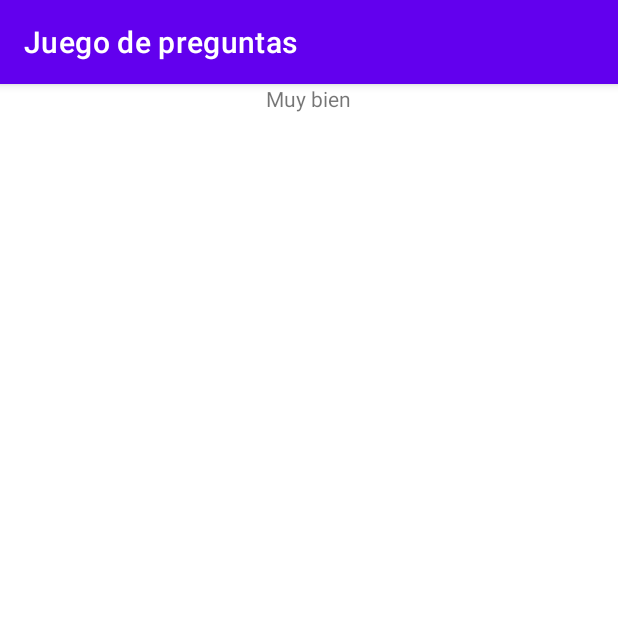
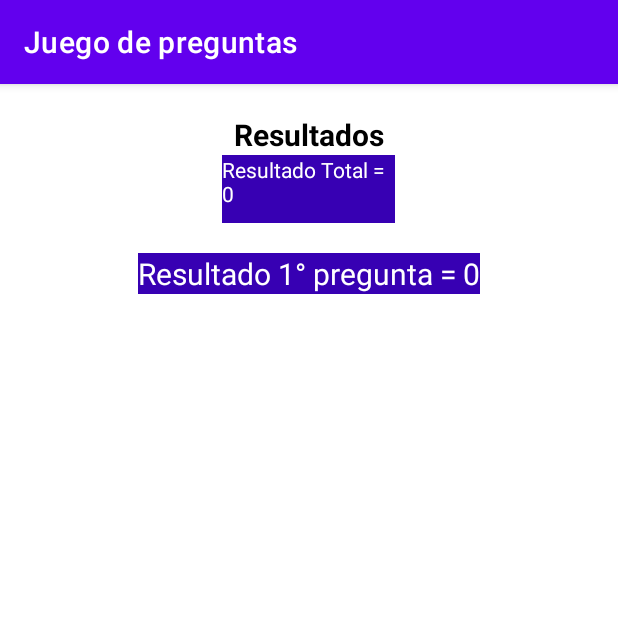
Before and after one commit to felipe3-A/JuegodePreguntas, an Android app: the MainActivity6 screen opened directly, with no data from a screen before it, on a phone screen of 412 x 824 dp, the top half of it. Run offline under Robolectric (Android 15) with nearby library versions, the phone set to English and light mode, and no system bars.

Commit message:
Ya funciona los calculadores finales y el primero

```diff
--- a/app/src/main/java/com/felipe/juegodepreguntas/MainActivity3.java
+++ b/app/src/main/java/com/felipe/juegodepreguntas/MainActivity3.java
@@ -43,6 +43,8 @@ RadioButton pre4_3;
                         break;
                     case R.id.res43:
                         Toast.makeText(MainActivity3.this, "Correcto", Toast.LENGTH_SHORT).show();
+                        MainActivity.puntos=MainActivity.puntos+3;
+
                         //Si seleciona esta respuesta lo dirige la siguiente Vista
                         Intent intento = new Intent(MainActivity3.this,MainActivity4.class);
                         startActivity(intento);
--- a/app/src/main/java/com/felipe/juegodepreguntas/MainActivity4.java
+++ b/app/src/main/java/com/felipe/juegodepreguntas/MainActivity4.java
@@ -33,6 +33,8 @@ RadioButton op4_4;
                 switch (i){
                     case R.id.res14:
                         Toast.makeText(MainActivity4.this, "¡Correcto!", Toast.LENGTH_SHORT).show();
+                        MainActivity.puntos=MainActivity.puntos+3;
+
                         Intent fin = new Intent(MainActivity4.this,MainActivity5.class);
                         startActivity(fin);
                         break;
--- a/app/src/main/java/com/felipe/juegodepreguntas/MainActivity6.java
+++ b/app/src/main/java/com/felipe/juegodepreguntas/MainActivity6.java
@@ -1,14 +1,39 @@
 package com.felipe.juegodepreguntas;
 
+import static com.felipe.juegodepreguntas.MainActivity.puntos1;
+
+import androidx.annotation.NonNull;
 import androidx.appcompat.app.AppCompatActivity;
 
 import android.os.Bundle;
+import android.view.MenuItem;
+import android.widget.RadioButton;
+import android.widget.RadioGroup;
+import android.widget.TextView;
+import android.widget.Toast;
 
 public class MainActivity6 extends AppCompatActivity {
 
+    TextView resultado;
+    TextView pre1;
     @Override
     protected void onCreate(Bundle savedInstanceState) {
         super.onCreate(savedInstanceState);
         setContentView(R.layout.activity_main6);
+referenciar();
     }
+
+    private void referenciar() {
+        resultado=findViewById(R.id.resultadofinal);
+        pre1=findViewById(R.id.resultadoprimera);
+        //Todos juntos
+        MainActivity.puntos=MainActivity.puntos;
+        resultado.setText("Resultado Total = "+MainActivity.puntos);
+        //Primera pregunta
+        pre1.setText("Resultado 1° pregunta = "+puntos1);
+
+    }
+
+
+
 }
--- a/app/src/main/res/layout/activity_main.xml
+++ b/app/src/main/res/layout/activity_main.xml
@@ -67,6 +67,4 @@
     </RadioGroup>
 
 
-
-
 </LinearLayout>
--- a/app/src/main/res/layout/activity_main6.xml
+++ b/app/src/main/res/layout/activity_main6.xml
@@ -6,10 +6,41 @@
     android:layout_height="match_parent"
     android:orientation="vertical"
     tools:context=".MainActivity6">
-<TextView
-    android:layout_width="wrap_content"
-    android:layout_height="wrap_content"
-    android:text="@string/muy_bien"
-    android:layout_gravity="center"
-/>
+    <TextView
+        android:layout_width="wrap_content"
+        android:layout_height="wrap_content"
+        android:text="@string/resultados"
+        android:layout_gravity="center"
+        android:textSize="20sp"
+        android:layout_marginTop="20dp"
+        android:textStyle="bold"
+        android:textColor="@color/black"/>
+
+    <TextView
+        android:id="@+id/resultadofinal"
+        android:layout_width="115dp"
+        android:layout_height="45dp"
+        android:background="@color/purple_700"
+        android:layout_gravity="center"
+        android:textColor="@color/white"
+     />
+
+
+
+    <TextView
+        android:id="@+id/resultadoprimera"
+        android:layout_width="wrap_content"
+        android:layout_height="wrap_content"
+        android:background="@color/purple_700"
+        android:layout_gravity="center"
+        android:textColor="@color/white"
+        android:layout_marginTop="20dp"
+        android:textSize="20sp"
+        />
+
+
+
+
+
+
 </LinearLayout>
--- a/app/src/main/res/values/strings.xml
+++ b/app/src/main/res/values/strings.xml
@@ -28,5 +28,7 @@
     <string name="_2012">2012</string>
     <string name="_1900">1900</string>
     <string name="muy_bien">Muy bien</string>
+    <string name="resultados">Resultados</string>
+    <string name="resultado_de_la_primera_pregunta">resultado de la primera pregunta</string>
 
 </resources>
```
Also changed, not shown: app/src/main/java/com/felipe/juegodepreguntas/MainActivity.java (+17 -3 lines), app/src/main/java/com/felipe/juegodepreguntas/MainActivity2.java (+8 -0 lines), app/src/main/java/com/felipe/juegodepreguntas/MainActivity5.java (+7 -2 lines), 2 other files.
